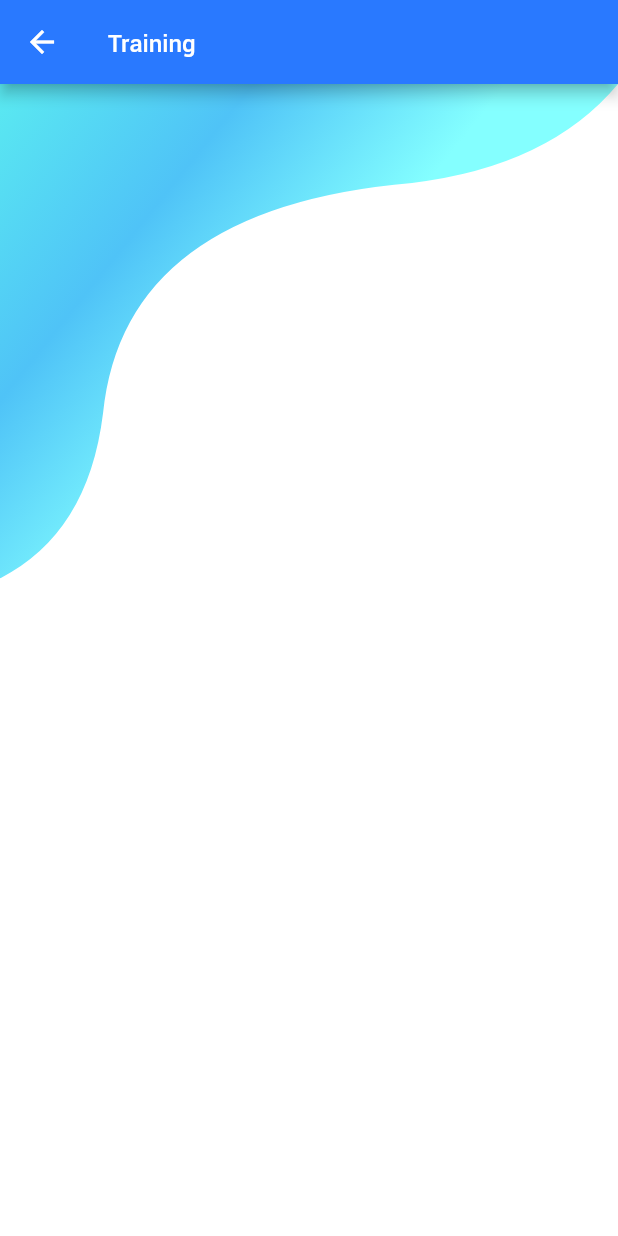
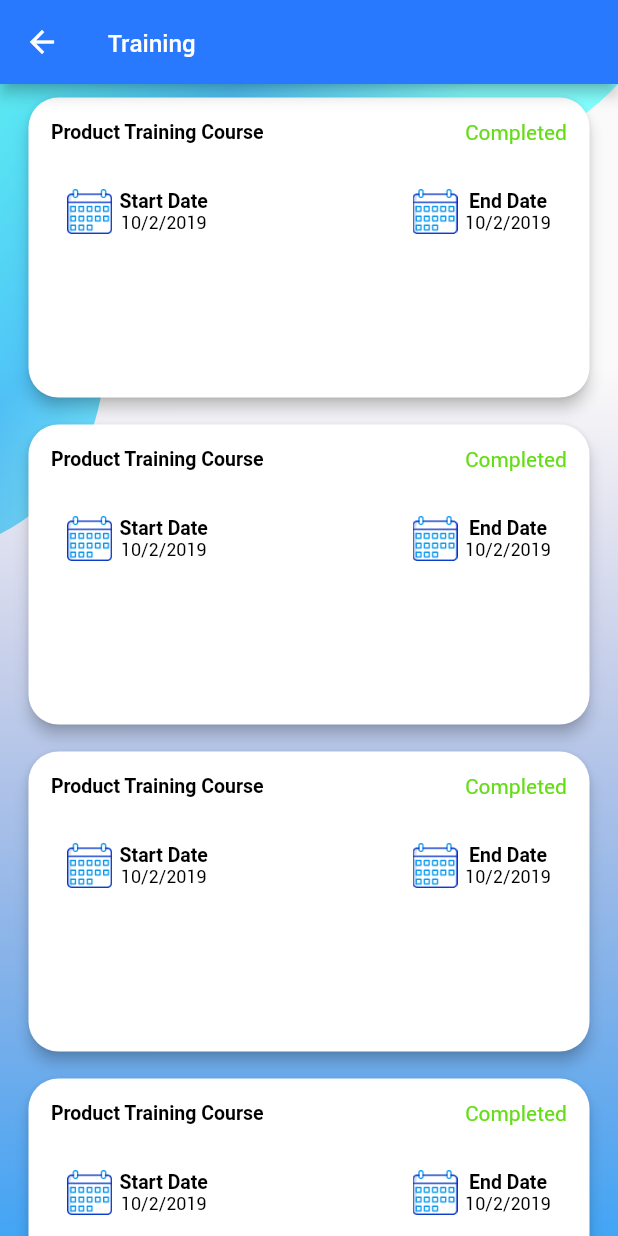
Before and after one commit to Erinziyi/Peopleaps_flutter, a Flutter app: the TrainingSessionPage screen opened by its route, on a phone screen of 412 x 824 dp. Run offline on Flutter 3.47's test engine with Material 2 defaults, Android fonts, the phone set to English and light mode, and no system bars; our stand-ins replace percent_indicator, rxdart.

Commit message:
Update Training session Page

```diff
--- a/lib/Dashboard/dashboard_page.dart
+++ b/lib/Dashboard/dashboard_page.dart
@@ -33,7 +33,7 @@ class DashboardPage extends StatelessWidget {
                 ),
               ),
             ),
-            bodyScrollviewContent(context)
+            bodyScrollviewContent(context),
           ],
         ),
       ),
--- a/lib/Training/training_session.dart
+++ b/lib/Training/training_session.dart
@@ -1,5 +1,6 @@
-
 import 'package:flutter/material.dart';
+import 'package:flutter_login_app/Course/course_list.dart';
+import 'package:percent_indicator/linear_percent_indicator.dart';
 
 class TrainingSessionPage extends StatelessWidget {
   static String tag = 'trainingsession-page';
@@ -27,24 +28,256 @@ class TrainingSessionPage extends StatelessWidget {
 
         ),
       ),
-      resizeToAvoidBottomPadding: false,
-      backgroundColor: Colors.white,
-      body: Column(
-        children: <Widget>[
-          new Stack(
-            alignment: Alignment.bottomCenter,
+
+      body:new Container(
+        constraints: new BoxConstraints.expand(),
+        child: new Stack(
+          children: <Widget>[
+            _getBackground(),
+            _getGradient(),
+            TrainingSessionCard(),
+
+
+
+          ],
+
+
+        ),
+
+      ),
+
+    );
+  }
+}
+
+class TrainingSessionCard extends StatelessWidget {
+  @override
+  Widget build(BuildContext context) {
+    return Container(
+      child:  _buildCardContent(),
+
+
+
+
+    );
+  }
+}
+
+Container _buildCardContent(){
+  return Container(
+    child: new Column(
+      children: <Widget>[
+        new Expanded(
+            child: new ListView.builder(
+              itemCount:10,
+              scrollDirection: Axis.vertical,
+              physics: BouncingScrollPhysics(),
+              itemBuilder: (context,index){
+                return new Padding(
+                  padding: const EdgeInsets.fromLTRB(15.0, 5.0, 15.0,5.0),
+                  child: new Card(
+                    color: Colors.white,
+                    elevation: 4.0,
+                    shape: RoundedRectangleBorder(
+                      borderRadius: BorderRadius.circular(20.0),
+                    ),
+                    child: new Container(
+                      height: 200.0,
+                       child: new Column(
+                         children: <Widget>[
+                           cardContentOne(context),
+                           cardContentTwo(context),
+
+                         ],
+                       ),
+
+                    ),
+
+
+
+
+                  ),
+                );
+              }
+
+            ),
+        ),
+      ],
+    ),
+
+
+  );
+}
+
+Container cardContentOne(BuildContext context,){
+  return Container(
+    child: new Row(
+      mainAxisSize: MainAxisSize.max,
+      mainAxisAlignment: MainAxisAlignment.spaceBetween,
+      children: <Widget>[
+        Padding(
+          padding: const EdgeInsets.fromLTRB(15.0,15.0, 15.0,0.0),
+          child: new Column(
             children: <Widget>[
-
-              WavyHeader(),
+              buildContentTextLabel('Product Training Course'),
             ],
           ),
+        ),
+
+        Padding(
+          padding: const EdgeInsets.fromLTRB(0.0,15.0, 15.0,0.0),
+          child: new Column(
+            children: <Widget>[
+              new Text('Completed',
+                style:new TextStyle(
+                  color: Colors.lightGreenAccent[700],
+                  fontSize:14.0,
+                  fontFamily:'Roboto',
+                ),
+              ),
+            ],
+          ),
+        ),
+
+      ],
+    ),
+
+  );
+}
 
 
-        ],
+Container cardContentTwo(BuildContext context,){
+  return Container(
+    child: new Row(
+      mainAxisSize: MainAxisSize.max,
+      mainAxisAlignment: MainAxisAlignment.spaceAround,
+      children: <Widget>[
+        Container(
+          margin: const EdgeInsets.only(right:40.0),
+          child: new Row(
+            children: <Widget>[
+              Padding(
+                padding: const EdgeInsets.fromLTRB(0.0,30.0, 5.0,0.0),
+                child: new Image.asset('assets/icon_date.png', height: 30.0,width: 30.0,),
+              ),
+              Container(
+
+                padding: const EdgeInsets.fromLTRB(0.0, 30.0, 0.0,0.0),
+                child: new Column(
+                  children: <Widget>[
+                    buildContentTextLabel('Start Date'),
+                    new Text("10/2/2019",
+                      style:new TextStyle(
+                        color:Colors.black,
+                        fontSize: 12.0,
+                      ),
+                    ),
+                  ],
+                ),
+              ),
+
+            ],
+          ),
+        ),
+
+        Container(
+          margin: const EdgeInsets.only(left:40.0),
+          child: new Row(
+            children: <Widget>[
+              Padding(
+                padding: const EdgeInsets.fromLTRB(5.0,30.0, 5.0,0.0),
+                child: new Image.asset('assets/icon_date.png', height: 30.0,width: 30.0,),
+              ),
+              Container(
+                padding: const EdgeInsets.fromLTRB(0.0, 30.0, 0.0,0.0),
+                child: new Column(
+
+                  children: <Widget>[
+                    buildContentTextLabel('End Date'),
+                    new Text("10/2/2019",
+                      style:new TextStyle(
+                        color:Colors.black,
+                        fontSize: 12.0,
+                      ),
+                    ),
+                  ],
+                ),
+              ),
+
+            ],
+          ),
+        ),
+
+
+      ],
+    ),
+
+  );
+}
+
+
+
+
+
+
+
+Column buildContentTextLabel(String textlabel){
+  return Column (
+    children: <Widget>[
+      new Container(
+        child: new Row(
+          crossAxisAlignment: CrossAxisAlignment.start,
+          children: <Widget>[
+            new Text(
+              textlabel,
+              style: TextStyle(
+                fontSize:13,
+                fontFamily: 'Roboto',
+                fontWeight: FontWeight.bold,
+                color:Colors.black,
+              ),
+            ),
+          ],
+        ),
+      )
+    ],
+  );
+}
+
+
+
+
+  Container _getGradient() {
+    return new Container(
+     margin: new EdgeInsets.only(top:190.0),
+      height:600.0,
+        decoration: new BoxDecoration(
+         gradient: new LinearGradient(
+          colors: <Color>[
+            new Color(0x00736AB7),
+             new Color(0xFF42A5F5),
+           ],
+          stops: [0.0, 2.0],
+          begin: const FractionalOffset(0.0, 0.0),
+          end: const FractionalOffset(0.0,1.0),
+        ),
       ),
     );
   }
+
+Container _getBackground(){
+  return new Container(
+    child: WavyHeader() ,
+    constraints: new BoxConstraints.expand(height: 300.0),
+
+  );
 }
+
+
+
+
+
+
 
 
 const List<Color> orangeGradients = [
--- a/pubspec.yaml
+++ b/pubspec.yaml
@@ -63,12 +63,14 @@ flutter:
     - assets/course_picture_1.png
     - assets/peopleaps_notification_icon.png
     - assets/training_session_background.png
+    - assets/icon_location.png
   fonts:
      - family: Roboto
        fonts:
          - asset: fonts/roboto_regular.ttf
          - asset: fonts/roboto_medium.ttf
          - asset: fonts/roboto_bold.ttf
+           weight: 700
 
      - family: Paytone one
        fonts:
```
Also changed, not shown: assets/icon_location.png (added).
